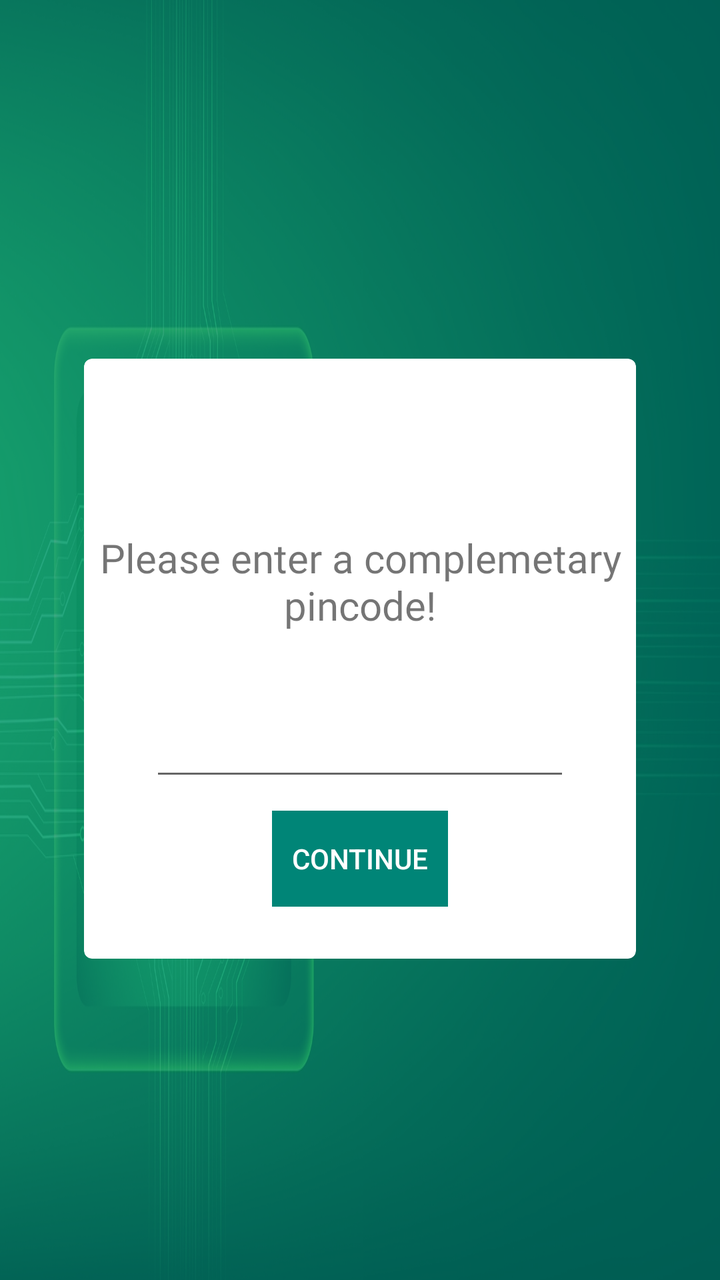
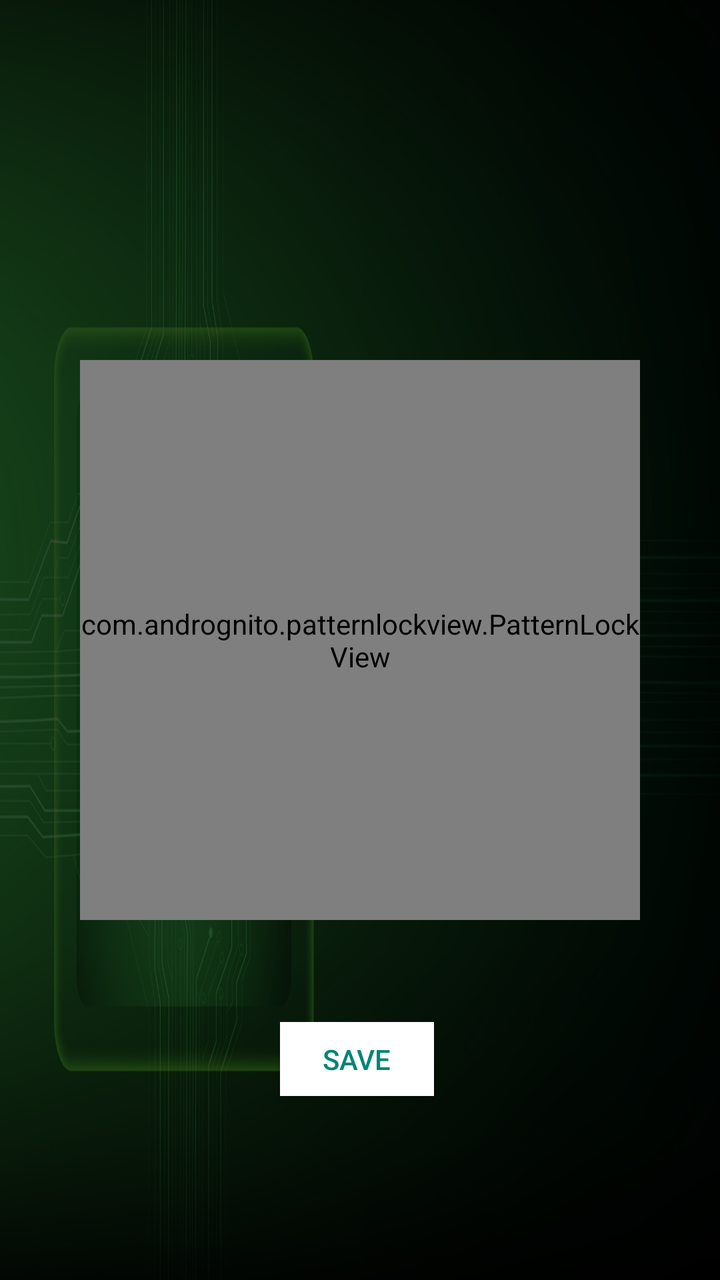

The first picture is an Android layout as it rendered before a commit; the second is the same layout after the commit. The layout source and the unified diff follow.
<!-- AndroidManifest.xml: application theme AppTheme -->
<!-- res/layout/activity_pin_code.xml -->
<?xml version="1.0" encoding="utf-8"?>
<android.support.constraint.ConstraintLayout xmlns:android="http://schemas.android.com/apk/res/android"
  xmlns:app="http://schemas.android.com/apk/res-auto"
  xmlns:tools="http://schemas.android.com/tools"
  android:layout_width="match_parent"
  android:layout_height="match_parent"
  android:background="@drawable/background"
  tools:context=".PinCode">

  <View
    android:id="@+id/opacityFilter"
    android:layout_width="wrap_content"
    android:layout_height="0dp"
    android:layout_alignParentBottom="true"
    android:alpha="0.7"
    android:background="@color/colorPrimary"
    android:textAlignment="center"
    app:layout_constraintBottom_toBottomOf="parent"
    app:layout_constraintEnd_toEndOf="parent"
    app:layout_constraintHorizontal_bias="0.0"
    app:layout_constraintStart_toStartOf="parent"
    app:layout_constraintTop_toTopOf="parent"
    app:layout_constraintVertical_bias="0.0"></View>

  <android.support.v7.widget.CardView xmlns:card_view="http://schemas.android.com/apk/res-auto"
    android:id="@+id/cardView"
    android:layout_width="0dp"
    android:layout_height="300dp"
    android:layout_marginStart="42dp"
    android:layout_marginEnd="42dp"
    android:elevation="5dp"
    card_view:cardCornerRadius="4dp"
    card_view:cardPreventCornerOverlap="false"
    card_view:layout_constraintBottom_toBottomOf="parent"
    card_view:layout_constraintEnd_toEndOf="parent"
    card_view:layout_constraintHorizontal_bias="1.0"
    card_view:layout_constraintStart_toStartOf="parent"
    card_view:layout_constraintTop_toTopOf="parent"
    card_view:layout_constraintVertical_bias="0.527">

    <RelativeLayout
      android:layout_width="match_parent"
      android:layout_height="match_parent"
      android:layout_centerHorizontal="true"
      android:orientation="vertical">


      <TextView
        android:id="@+id/textView2"
        android:layout_width="wrap_content"
        android:layout_height="wrap_content"
        android:layout_alignParentStart="true"
        android:layout_alignParentTop="true"
        android:layout_alignParentBottom="true"
        android:layout_marginStart="0dp"
        android:layout_marginTop="86dp"
        android:layout_marginBottom="163dp"
        android:fontFamily="@font/roboto_thin"
        android:paddingHorizontal="5dp"
        android:text="Please enter a complemetary pincode!"
        android:textAlignment="center"
        android:textSize="20sp"
        />

      <EditText
        android:id="@+id/editText"
        android:layout_width="wrap_content"
        android:layout_height="wrap_content"
        android:layout_alignParentTop="true"
        android:layout_alignParentBottom="true"
        android:layout_centerHorizontal="true"
        android:layout_marginTop="171dp"
        android:layout_marginBottom="84dp"
        android:ems="10"
        android:inputType="numberPassword"
        app:layout_constraintEnd_toEndOf="parent"
        app:layout_constraintStart_toStartOf="parent"
        android:gravity="center"
        />
    </RelativeLayout>

  </android.support.v7.widget.CardView>

  <Button
    android:id="@+id/continueBtn"
    android:layout_width="wrap_content"
    android:layout_height="wrap_content"
    android:layout_marginStart="8dp"
    android:layout_marginEnd="8dp"
    android:layout_marginBottom="26dp"
    android:background="@color/colorPrimary"
    android:text="Continue"
    android:textColor="#fff"
    app:layout_constraintBottom_toBottomOf="@+id/cardView"
    app:layout_constraintEnd_toEndOf="parent"
    app:layout_constraintStart_toStartOf="parent" />


</android.support.constraint.ConstraintLayout>
<!-- resources referenced by this layout -->
<resources>
  <color name="colorPrimary">#008577</color>
  <!-- drawable background: jpg bitmap (drawable, 527025 bytes) -->
  <style name="AppTheme" parent="Theme.AppCompat.Light.DarkActionBar">
      
      <item name="colorPrimary">@color/colorPrimary</item>
      <item name="colorPrimaryDark">@color/colorPrimaryDark</item>
      <item name="colorAccent">@color/colorAccent</item>
    </style>
  <color name="colorPrimaryDark">#00574B</color>
  <color name="colorAccent">#1bd8b2</color>
</resources>

<!-- the commit's change to res/layout/activity_pin_code.xml (unified diff, before → after) -->
@@ -13,7 +13,7 @@
     android:layout_height="0dp"
     android:layout_alignParentBottom="true"
     android:alpha="0.7"
-    android:background="@color/colorPrimary"
+    android:background="#000"
     android:textAlignment="center"
     app:layout_constraintBottom_toBottomOf="parent"
     app:layout_constraintEnd_toEndOf="parent"
@@ -22,78 +22,50 @@
     app:layout_constraintTop_toTopOf="parent"
     app:layout_constraintVertical_bias="0.0"></View>
 
-  <android.support.v7.widget.CardView xmlns:card_view="http://schemas.android.com/apk/res-auto"
-    android:id="@+id/cardView"
+  
+
+  <RelativeLayout
+    android:id="@+id/relativeLayout"
     android:layout_width="0dp"
-    android:layout_height="300dp"
-    android:layout_marginStart="42dp"
-    android:layout_marginEnd="42dp"
-    android:elevation="5dp"
-    card_view:cardCornerRadius="4dp"
-    card_view:cardPreventCornerOverlap="false"
-    card_view:layout_constraintBottom_toBottomOf="parent"
-    card_view:layout_constraintEnd_toEndOf="parent"
-    card_view:layout_constraintHorizontal_bias="1.0"
-    card_view:layout_constraintStart_toStartOf="parent"
-    card_view:layout_constraintTop_toTopOf="parent"
-    card_view:layout_constraintVertical_bias="0.527">
+    android:layout_height="0dp"
+    android:layout_centerHorizontal="true"
+    android:orientation="vertical"
+    app:layout_constraintBottom_toBottomOf="parent"
+    app:layout_constraintEnd_toEndOf="parent"
+    app:layout_constraintStart_toStartOf="parent"
+    app:layout_constraintTop_toTopOf="parent">
 
-    <RelativeLayout
-      android:layout_width="match_parent"
-      android:layout_height="match_parent"
-      android:layout_centerHorizontal="true"
-      android:orientation="vertical">
+    <com.andrognito.patternlockview.PatternLockView
+      android:id="@+id/pattern_lock_view"
+      android:layout_width="280dp"
+      android:layout_height="280dp"
+      android:layout_centerInParent="true"
+      app:correctStateColor="@color/colorPrimary"
+      app:normalStateColor="@color/white"
 
+      app:wrongStateColor="@color/colorPrimary" />
+    
+    <Button
+      android:id="@+id/continueBtn"
+      android:layout_width="77dp"
+      android:layout_height="37dp"
+      android:layout_alignParentStart="true"
+      android:layout_alignParentEnd="true"
+      android:layout_alignParentBottom="true"
+      android:layout_marginStart="140dp"
+      android:layout_marginEnd="143dp"
+      android:layout_marginBottom="92dp"
+      android:background="@color/white"
+      android:elevation="10dp"
+      android:text="Save"
+      android:textColor="@color/colorPrimary"
+      android:visibility="visible"
+      app:layout_constraintBottom_toBottomOf="@+id/cardView"
+      app:layout_constraintEnd_toEndOf="parent"
+      app:layout_constraintStart_toStartOf="parent" />
+  </RelativeLayout>
 
-      <TextView
-        android:id="@+id/textView2"
-        android:layout_width="wrap_content"
-        android:layout_height="wrap_content"
-        android:layout_alignParentStart="true"
-        android:layout_alignParentTop="true"
-        android:layout_alignParentBottom="true"
-        android:layout_marginStart="0dp"
-        android:layout_marginTop="86dp"
-        android:layout_marginBottom="163dp"
-        android:fontFamily="@font/roboto_thin"
-        android:paddingHorizontal="5dp"
-        android:text="Please enter a complemetary pincode!"
-        android:textAlignment="center"
-        android:textSize="20sp"
-        />
-
-      <EditText
-        android:id="@+id/editText"
-        android:layout_width="wrap_content"
-        android:layout_height="wrap_content"
-        android:layout_alignParentTop="true"
-        android:layout_alignParentBottom="true"
-        android:layout_centerHorizontal="true"
-        android:layout_marginTop="171dp"
-        android:layout_marginBottom="84dp"
-        android:ems="10"
-        android:inputType="numberPassword"
-        app:layout_constraintEnd_toEndOf="parent"
-        app:layout_constraintStart_toStartOf="parent"
-        android:gravity="center"
-        />
-    </RelativeLayout>
-
-  </android.support.v7.widget.CardView>
-
-  <Button
-    android:id="@+id/continueBtn"
-    android:layout_width="wrap_content"
-    android:layout_height="wrap_content"
-    android:layout_marginStart="8dp"
-    android:layout_marginEnd="8dp"
-    android:layout_marginBottom="26dp"
-    android:background="@color/colorPrimary"
-    android:text="Continue"
-    android:textColor="#fff"
-    app:layout_constraintBottom_toBottomOf="@+id/cardView"
-    app:layout_constraintEnd_toEndOf="parent"
-    app:layout_constraintStart_toStartOf="parent" />
+  
 
 
 </android.support.constraint.ConstraintLayout>
